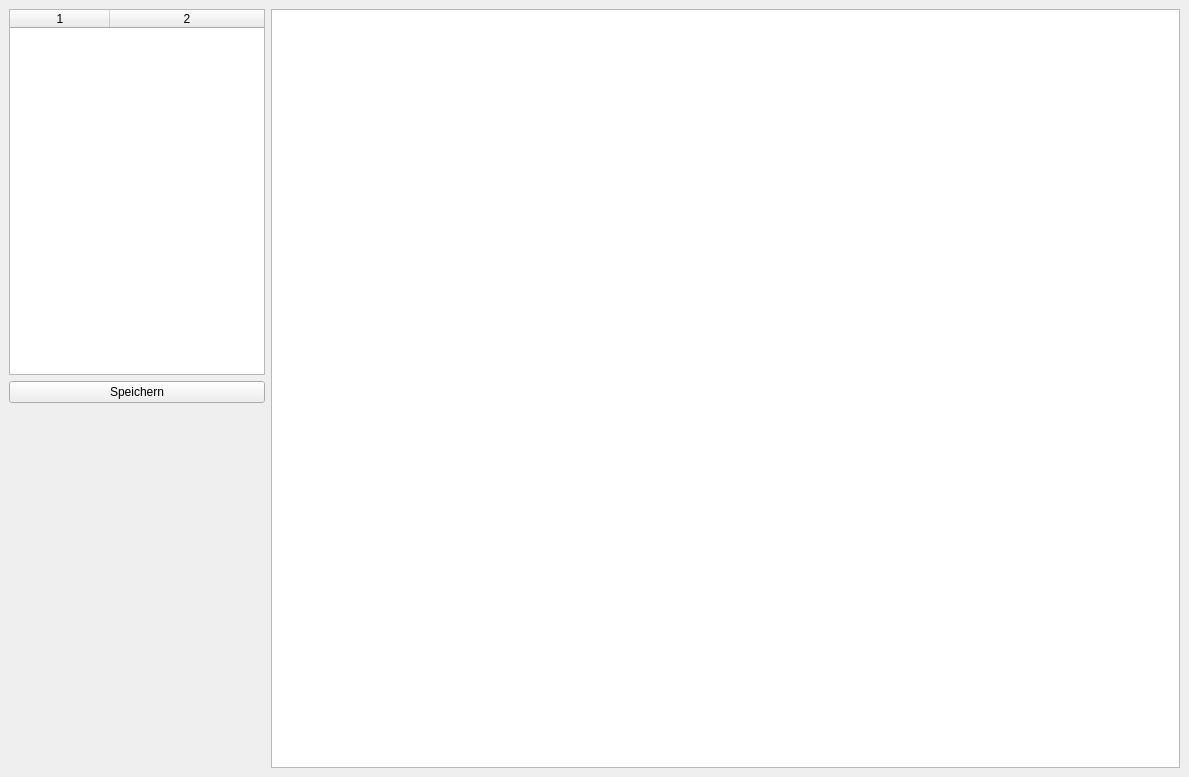
Before: the Qt Designer form drk_client/bewohnerprotokoll.ui in Robotregent/EBP, drawn with Qt 5.
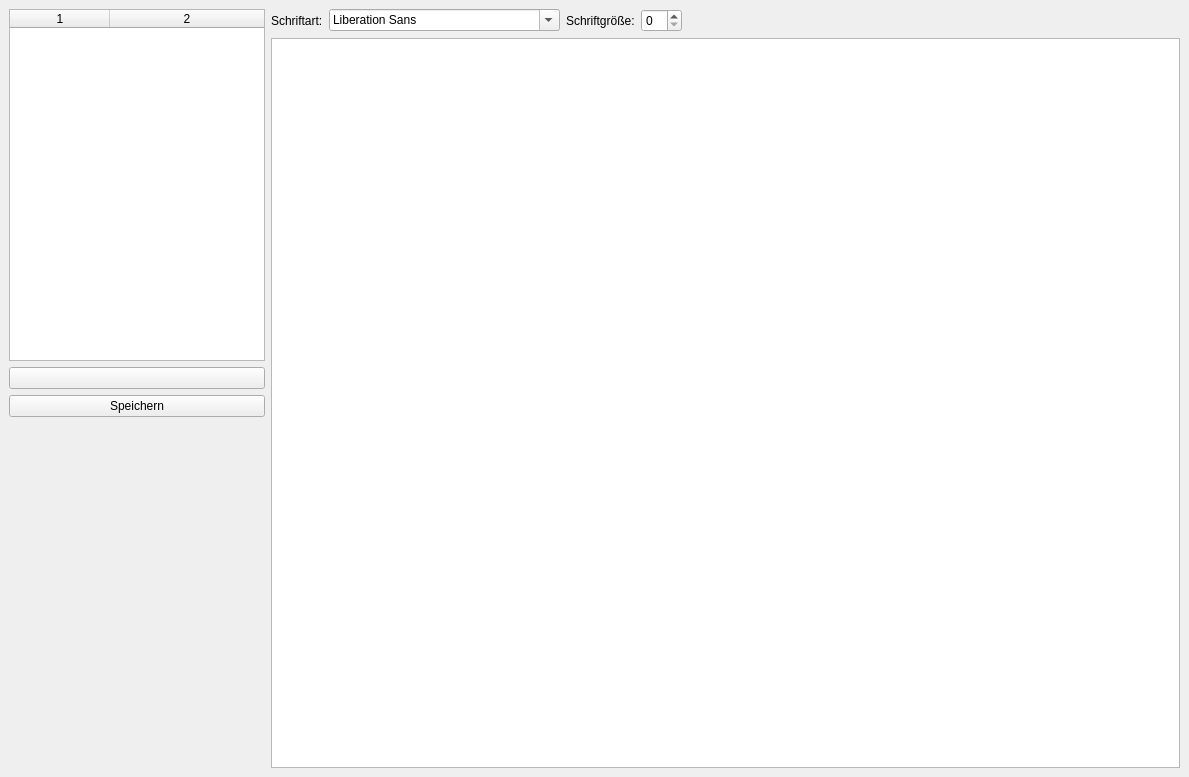
After: the same form once the commit is applied.

The edit to the form file:
```diff
--- a/drk_client/bewohnerprotokoll.ui
+++ b/drk_client/bewohnerprotokoll.ui
@@ -28,9 +28,9 @@
      <height>777</height>
     </rect>
    </property>
-   <layout class="QGridLayout" name="gridLayout" columnstretch="0,1,0">
-    <item row="0" column="0">
-     <layout class="QVBoxLayout" name="verticalLayout" stretch="0,0,0">
+   <layout class="QGridLayout" name="gridLayout" columnstretch="0,1">
+    <item row="0" column="0" rowspan="2">
+     <layout class="QVBoxLayout" name="verticalLayout" stretch="0,0,0,0">
       <property name="sizeConstraint">
        <enum>QLayout::SetMinimumSize</enum>
       </property>
@@ -46,7 +46,7 @@
          <enum>QAbstractItemView::SelectRows</enum>
         </property>
         <property name="sortingEnabled">
-         <bool>true</bool>
+         <bool>false</bool>
         </property>
         <property name="rowCount">
          <number>0</number>
@@ -64,7 +64,7 @@
          <bool>true</bool>
         </attribute>
         <attribute name="verticalHeaderVisible">
-         <bool>true</bool>
+         <bool>false</bool>
         </attribute>
         <attribute name="verticalHeaderHighlightSections">
          <bool>false</bool>
@@ -76,6 +76,13 @@
         <column/>
        </widget>
       </item>
+      <item>
+       <widget class="QPushButton" name="addTeilnehmer">
+        <property name="text">
+         <string/>
+        </property>
+       </widget>
+      </item>
       <item>
        <widget class="QPushButton" name="pushButton">
         <property name="text">
@@ -98,13 +105,50 @@
       </item>
      </layout>
     </item>
-    <item row="0" column="1">
+    <item row="1" column="1">
      <widget class="QTextBrowser" name="textBrowser">
       <property name="readOnly">
        <bool>false</bool>
       </property>
      </widget>
     </item>
+    <item row="0" column="1">
+     <layout class="QHBoxLayout" name="horizontalLayout">
+      <item>
+       <widget class="QLabel" name="Schriftart">
+        <property name="text">
+         <string>Schriftart:</string>
+        </property>
+       </widget>
+      </item>
+      <item>
+       <widget class="QFontComboBox" name="fontComboBox"/>
+      </item>
+      <item>
+       <widget class="QLabel" name="label">
+        <property name="text">
+         <string>Schriftgröße:</string>
+        </property>
+       </widget>
+      </item>
+      <item>
+       <widget class="QSpinBox" name="spinBox"/>
+      </item>
+      <item>
+       <spacer name="horizontalSpacer">
+        <property name="orientation">
+         <enum>Qt::Horizontal</enum>
+        </property>
+        <property name="sizeHint" stdset="0">
+         <size>
+          <width>40</width>
+          <height>20</height>
+         </size>
+        </property>
+       </spacer>
+      </item>
+     </layout>
+    </item>
    </layout>
   </widget>
  </widget>
```
